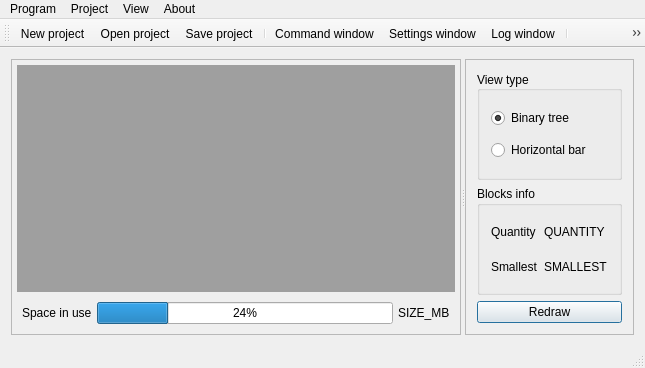
First picture: the form in window_main.ui, repository khai-student/y3t2-ssw-course-project, before the edit.
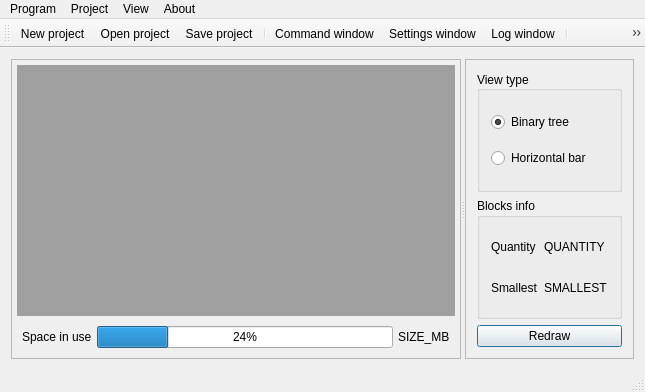
Second picture: the form after the edit. Icons and pictures are not drawn.

Commit message: Dialog GUI creation is in progress.

```diff
--- a/window_main.ui
+++ b/window_main.ui
@@ -7,7 +7,7 @@
     <x>0</x>
     <y>0</y>
     <width>645</width>
-    <height>368</height>
+    <height>392</height>
    </rect>
   </property>
   <property name="windowTitle">
```
Left out of the diff: 16 changed lines with no effect on the pictures. The commit also changes 5 other files.
